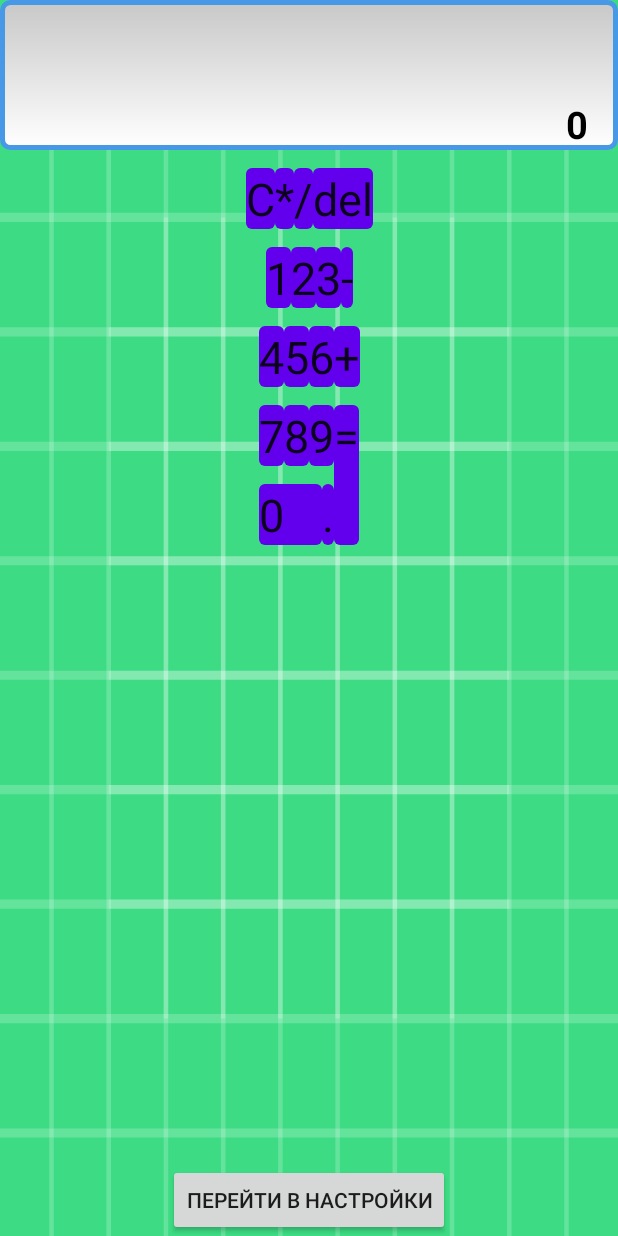
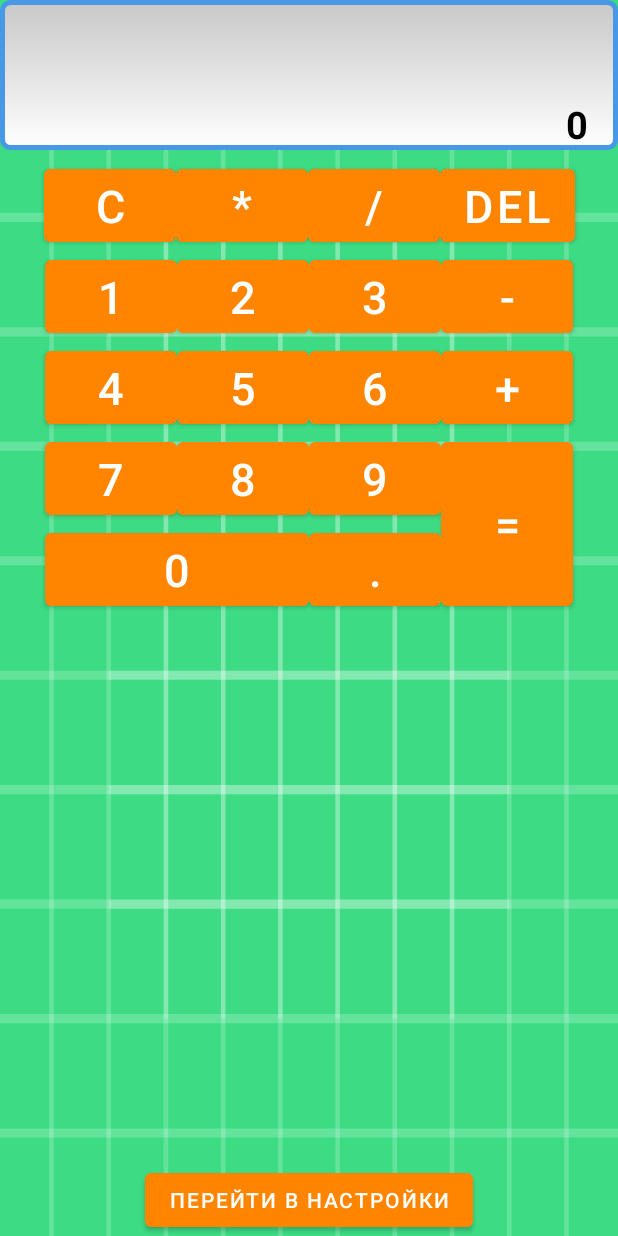
Before and after one commit to njakimov/Calculate, an Android app: the screen it shows after launch (CalcActivity), on a phone screen of 412 x 824 dp. Run offline under Robolectric (Android 15) with nearby library versions, the phone set to English and light mode, and no system bars.

Commit message:
Исправил запуск приложения на новых телефонах: сделал установку темы по умолчанию

```diff
--- a/app/src/main/java/com/calculate/SettingsActivity.java
+++ b/app/src/main/java/com/calculate/SettingsActivity.java
@@ -92,7 +92,7 @@ public class SettingsActivity extends AppCompatActivity {
             case AppThemeMaterialBlack:
                 return R.style.MyCoolStyle;
             default:
-                return 0;
+                return R.style.AppThemeOrange;
         }
     }
 
```
